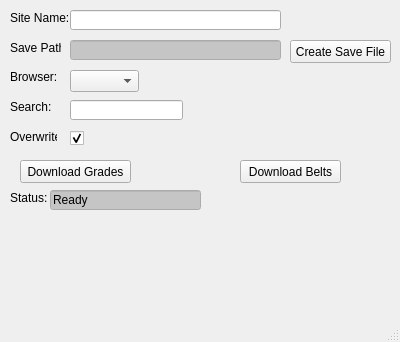
Qt form gui.ui (tcmRyan/DojoMiner) before a commit.
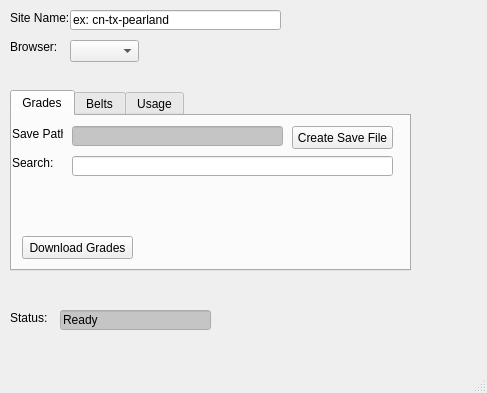
The same form after that commit. The open tabs and pages were chosen to show the change.

Commit message: remove overwrite and repeat options, add in usage reports

What changed in the file:
```diff
--- a/gui.ui
+++ b/gui.ui
@@ -6,229 +6,29 @@
    <rect>
     <x>0</x>
     <y>0</y>
-    <width>400</width>
-    <height>342</height>
+    <width>487</width>
+    <height>393</height>
    </rect>
   </property>
   <property name="windowTitle">
    <string>Dojo Miner</string>
   </property>
   <widget class="QWidget" name="centralwidget">
-   <widget class="QLineEdit" name="search_ln">
-    <property name="geometry">
-     <rect>
-      <x>70</x>
-      <y>100</y>
-      <width>113</width>
-      <height>20</height>
-     </rect>
-    </property>
-   </widget>
    <widget class="QComboBox" name="browser_cb">
     <property name="geometry">
      <rect>
       <x>70</x>
-      <y>70</y>
+      <y>40</y>
       <width>69</width>
       <height>22</height>
      </rect>
     </property>
    </widget>
-   <widget class="QPushButton" name="download_grades_btn">
-    <property name="geometry">
-     <rect>
-      <x>20</x>
-      <y>160</y>
-      <width>111</width>
-      <height>23</height>
-     </rect>
-    </property>
-    <property name="text">
-     <string>Download Grades</string>
-    </property>
-   </widget>
-   <widget class="QLabel" name="save_path_lbl">
-    <property name="geometry">
-     <rect>
-      <x>10</x>
-      <y>40</y>
-      <width>51</width>
-      <height>16</height>
-     </rect>
-    </property>
-    <property name="text">
-     <string>Save Path:</string>
-    </property>
-   </widget>
-   <widget class="QLineEdit" name="save_path_ln">
-    <property name="geometry">
-     <rect>
-      <x>70</x>
-      <y>40</y>
-      <width>211</width>
-      <height>20</height>
-     </rect>
-    </property>
-    <property name="palette">
-     <palette>
-      <active>
-       <colorrole role="Light">
-        <brush brushstyle="SolidPattern">
-         <color alpha="255">
-          <red>185</red>
-          <green>185</green>
-          <blue>185</blue>
-         </color>
-        </brush>
-       </colorrole>
-       <colorrole role="BrightText">
-        <brush brushstyle="SolidPattern">
-         <color alpha="255">
-          <red>191</red>
-          <green>180</green>
-          <blue>175</blue>
-         </color>
-        </brush>
-       </colorrole>
-       <colorrole role="Base">
-        <brush brushstyle="SolidPattern">
-         <color alpha="255">
-          <red>197</red>
-          <green>197</green>
-          <blue>197</blue>
-         </color>
-        </brush>
-       </colorrole>
-       <colorrole role="HighlightedText">
-        <brush brushstyle="SolidPattern">
-         <color alpha="255">
-          <red>212</red>
-          <green>211</green>
-          <blue>210</blue>
-         </color>
-        </brush>
-       </colorrole>
-       <colorrole role="NoRole">
-        <brush brushstyle="SolidPattern">
-         <color alpha="255">
-          <red>208</red>
-          <green>208</green>
-          <blue>208</blue>
-         </color>
-        </brush>
-       </colorrole>
-      </active>
-      <inactive>
-       <colorrole role="Light">
-        <brush brushstyle="SolidPattern">
-         <color alpha="255">
-          <red>185</red>
-          <green>185</green>
-          <blue>185</blue>
-         </color>
-        </brush>
-       </colorrole>
-       <colorrole role="BrightText">
-        <brush brushstyle="SolidPattern">
-         <color alpha="255">
-          <red>191</red>
-          <green>180</green>
-          <blue>175</blue>
-         </color>
-        </brush>
-       </colorrole>
-       <colorrole role="Base">
-        <brush brushstyle="SolidPattern">
-         <color alpha="255">
-          <red>197</red>
-          <green>197</green>
-          <blue>197</blue>
-         </color>
-        </brush>
-       </colorrole>
-       <colorrole role="HighlightedText">
-        <brush brushstyle="SolidPattern">
-         <color alpha="255">
-          <red>212</red>
-          <green>211</green>
-          <blue>210</blue>
-         </color>
-        </brush>
-       </colorrole>
-       <colorrole role="NoRole">
-        <brush brushstyle="SolidPattern">
-         <color alpha="255">
-          <red>208</red>
-          <green>208</green>
-          <blue>208</blue>
-         </color>
-        </brush>
-       </colorrole>
-      </inactive>
-      <disabled>
-       <colorrole role="Light">
-        <brush brushstyle="SolidPattern">
-         <color alpha="255">
-          <red>185</red>
-          <green>185</green>
-          <blue>185</blue>
-         </color>
-        </brush>
-       </colorrole>
-       <colorrole role="BrightText">
-        <brush brushstyle="SolidPattern">
-         <color alpha="255">
-          <red>191</red>
-          <green>180</green>
-          <blue>175</blue>
-         </color>
-        </brush>
-       </colorrole>
-       <colorrole role="Base">
-        <brush brushstyle="SolidPattern">
-         <color alpha="255">
-          <red>240</red>
-          <green>240</green>
-          <blue>240</blue>
-         </color>
-        </brush>
-       </colorrole>
-       <colorrole role="HighlightedText">
-        <brush brushstyle="SolidPattern">
-         <color alpha="255">
-          <red>212</red>
-          <green>211</green>
-          <blue>210</blue>
-         </color>
-        </brush>
-       </colorrole>
-       <colorrole role="NoRole">
-        <brush brushstyle="SolidPattern">
-         <color alpha="255">
-          <red>208</red>
-          <green>208</green>
-          <blue>208</blue>
-         </color>
-        </brush>
-       </colorrole>
-      </disabled>
-     </palette>
-    </property>
-    <property name="mouseTracking">
-     <bool>false</bool>
-    </property>
-    <property name="autoFillBackground">
-     <bool>false</bool>
-    </property>
-    <property name="readOnly">
-     <bool>true</bool>
-    </property>
-   </widget>
    <widget class="QLabel" name="browser_lbl">
     <property name="geometry">
      <rect>
       <x>10</x>
-      <y>70</y>
+      <y>40</y>
       <width>47</width>
       <height>13</height>
      </rect>
@@ -237,66 +37,11 @@
      <string>Browser:</string>
     </property>
    </widget>
-   <widget class="QLabel" name="search_lbl">
-    <property name="geometry">
-     <rect>
-      <x>10</x>
-      <y>100</y>
-      <width>47</width>
-      <height>13</height>
-     </rect>
-    </property>
-    <property name="text">
-     <string>Search:</string>
-    </property>
-   </widget>
-   <widget class="QCheckBox" name="overwrite_chbx">
-    <property name="geometry">
-     <rect>
-      <x>70</x>
-      <y>130</y>
-      <width>21</width>
-      <height>17</height>
-     </rect>
-    </property>
-    <property name="text">
-     <string/>
-    </property>
-    <property name="checked">
-     <bool>true</bool>
-    </property>
-   </widget>
-   <widget class="QLabel" name="overwrite_lbl">
-    <property name="geometry">
-     <rect>
-      <x>10</x>
-      <y>130</y>
-      <width>47</width>
-      <height>13</height>
-     </rect>
-    </property>
-    <property name="text">
-     <string>Overwrite</string>
-    </property>
-   </widget>
-   <widget class="QPushButton" name="save_path_btn">
-    <property name="geometry">
-     <rect>
-      <x>290</x>
-      <y>40</y>
-      <width>101</width>
-      <height>23</height>
-     </rect>
-    </property>
-    <property name="text">
-     <string>Create Save File</string>
-    </property>
-   </widget>
    <widget class="QLabel" name="status_lbl">
     <property name="geometry">
      <rect>
       <x>10</x>
-      <y>190</y>
+      <y>310</y>
       <width>41</width>
       <height>16</height>
      </rect>
@@ -308,8 +53,8 @@
    <widget class="QLineEdit" name="status_ln">
     <property name="geometry">
      <rect>
-      <x>50</x>
-      <y>190</y>
+      <x>60</x>
+      <y>310</y>
       <width>151</width>
       <height>20</height>
      </rect>
@@ -472,17 +217,690 @@
      <bool>true</bool>
     </property>
    </widget>
-   <widget class="QPushButton" name="belts_btn">
+   <widget class="QTabWidget" name="tabWidget">
     <property name="geometry">
      <rect>
-      <x>240</x>
-      <y>160</y>
-      <width>101</width>
-      <height>23</height>
+      <x>10</x>
+      <y>90</y>
+      <width>401</width>
+      <height>181</height>
+     </rect>
+    </property>
+    <property name="currentIndex">
+     <number>2</number>
+    </property>
+    <widget class="QWidget" name="tab">
+     <attribute name="title">
+      <string>Grades</string>
+     </attribute>
+     <widget class="QPushButton" name="download_grades_btn">
+      <property name="geometry">
+       <rect>
+        <x>10</x>
+        <y>120</y>
+        <width>111</width>
+        <height>23</height>
+       </rect>
+      </property>
+      <property name="text">
+       <string>Download Grades</string>
+      </property>
+     </widget>
+     <widget class="QLabel" name="save_path_lbl_2">
+      <property name="geometry">
+       <rect>
+        <x>0</x>
+        <y>10</y>
+        <width>51</width>
+        <height>16</height>
+       </rect>
+      </property>
+      <property name="text">
+       <string>Save Path:</string>
+      </property>
+     </widget>
+     <widget class="QPushButton" name="grades_save_path_btn">
+      <property name="geometry">
+       <rect>
+        <x>280</x>
+        <y>10</y>
+        <width>101</width>
+        <height>23</height>
+       </rect>
+      </property>
+      <property name="text">
+       <string>Create Save File</string>
+      </property>
+     </widget>
+     <widget class="QLineEdit" name="grades_save_path_ln">
+      <property name="geometry">
+       <rect>
+        <x>60</x>
+        <y>10</y>
+        <width>211</width>
+        <height>20</height>
+       </rect>
+      </property>
+      <property name="palette">
+       <palette>
+        <active>
+         <colorrole role="Light">
+          <brush brushstyle="SolidPattern">
+           <color alpha="255">
+            <red>185</red>
+            <green>185</green>
+            <blue>185</blue>
+           </color>
+          </brush>
+         </colorrole>
+         <colorrole role="BrightText">
+          <brush brushstyle="SolidPattern">
+           <color alpha="255">
+            <red>191</red>
+            <green>180</green>
+            <blue>175</blue>
+           </color>
+          </brush>
+         </colorrole>
+         <colorrole role="Base">
+          <brush brushstyle="SolidPattern">
+           <color alpha="255">
+            <red>197</red>
+            <green>197</green>
+            <blue>197</blue>
+           </color>
+          </brush>
+         </colorrole>
+         <colorrole role="HighlightedText">
+          <brush brushstyle="SolidPattern">
+           <color alpha="255">
+            <red>212</red>
+            <green>211</green>
+            <blue>210</blue>
+           </color>
+          </brush>
+         </colorrole>
+         <colorrole role="NoRole">
+          <brush brushstyle="SolidPattern">
+           <color alpha="255">
+            <red>208</red>
+            <green>208</green>
+            <blue>208</blue>
+           </color>
+          </brush>
+         </colorrole>
+        </active>
+        <inactive>
+         <colorrole role="Light">
+          <brush brushstyle="SolidPattern">
+           <color alpha="255">
+            <red>185</red>
+            <green>185</green>
+            <blue>185</blue>
+           </color>
+          </brush>
+         </colorrole>
+         <colorrole role="BrightText">
+          <brush brushstyle="SolidPattern">
+           <color alpha="255">
+            <red>191</red>
+            <green>180</green>
+            <blue>175</blue>
+           </color>
+          </brush>
+         </colorrole>
+         <colorrole role="Base">
+          <brush brushstyle="SolidPattern">
+           <color alpha="255">
+            <red>197</red>
+            <green>197</green>
+            <blue>197</blue>
+           </color>
+          </brush>
+         </colorrole>
+         <colorrole role="HighlightedText">
+          <brush brushstyle="SolidPattern">
+           <color alpha="255">
+            <red>212</red>
+            <green>211</green>
+            <blue>210</blue>
+           </color>
+          </brush>
+         </colorrole>
+         <colorrole role="NoRole">
+          <brush brushstyle="SolidPattern">
+           <color alpha="255">
+            <red>208</red>
+            <green>208</green>
+            <blue>208</blue>
+           </color>
+          </brush>
+         </colorrole>
+        </inactive>
+        <disabled>
+         <colorrole role="Light">
+          <brush brushstyle="SolidPattern">
+           <color alpha="255">
+            <red>185</red>
+            <green>185</green>
+            <blue>185</blue>
+           </color>
+          </brush>
+         </colorrole>
+         <colorrole role="BrightText">
+          <brush brushstyle="SolidPattern">
+           <color alpha="255">
+            <red>191</red>
+            <green>180</green>
+            <blue>175</blue>
+           </color>
+          </brush>
+         </colorrole>
+         <colorrole role="Base">
+          <brush brushstyle="SolidPattern">
+           <color alpha="255">
+            <red>240</red>
+            <green>240</green>
+            <blue>240</blue>
+           </color>
+          </brush>
+         </colorrole>
+         <colorrole role="HighlightedText">
+          <brush brushstyle="SolidPattern">
+           <color alpha="255">
+            <red>212</red>
+            <green>211</green>
+            <blue>210</blue>
+           </color>
+          </brush>
+         </colorrole>
+         <colorrole role="NoRole">
+          <brush brushstyle="SolidPattern">
+           <color alpha="255">
+            <red>208</red>
+            <green>208</green>
+            <blue>208</blue>
+           </color>
+          </brush>
+         </colorrole>
+        </disabled>
+       </palette>
+      </property>
+      <property name="mouseTracking">
+       <bool>false</bool>
+      </property>
+      <property name="autoFillBackground">
+       <bool>false</bool>
+      </property>
+      <property name="readOnly">
+       <bool>true</bool>
+      </property>
+     </widget>
+     <widget class="QLabel" name="search_lbl">
+      <property name="geometry">
+       <rect>
+        <x>0</x>
+        <y>40</y>
+        <width>47</width>
+        <height>13</height>
+       </rect>
+      </property>
+      <property name="text">
+       <string>Search:</string>
+      </property>
+     </widget>
+     <widget class="QLineEdit" name="search_ln">
+      <property name="geometry">
+       <rect>
+        <x>60</x>
+        <y>40</y>
+        <width>321</width>
+        <height>20</height>
+       </rect>
+      </property>
+     </widget>
+    </widget>
+    <widget class="QWidget" name="tab_2">
+     <attribute name="title">
+      <string>Belts</string>
+     </attribute>
+     <widget class="QPushButton" name="belts_btn">
+      <property name="geometry">
+       <rect>
+        <x>10</x>
+        <y>120</y>
+        <width>101</width>
+        <height>23</height>
+       </rect>
+      </property>
+      <property name="text">
+       <string>Download Belts</string>
+      </property>
+     </widget>
+     <widget class="QLabel" name="save_path_lbl_3">
+      <property name="geometry">
+       <rect>
+        <x>0</x>
+        <y>10</y>
+        <width>51</width>
+        <height>16</height>
+       </rect>
+      </property>
+      <property name="text">
+       <string>Save Path:</string>
+      </property>
+     </widget>
+     <widget class="QPushButton" name="belts_save_path_btn">
+      <property name="geometry">
+       <rect>
+        <x>280</x>
+        <y>10</y>
+        <width>101</width>
+        <height>23</height>
+       </rect>
+      </property>
+      <property name="text">
+       <string>Create Save File</string>
+      </property>
+     </widget>
+     <widget class="QLineEdit" name="belts_save_path_ln">
+      <property name="geometry">
+       <rect>
+        <x>60</x>
+        <y>10</y>
+        <width>211</width>
+        <height>20</height>
+       </rect>
+      </property>
+      <property name="palette">
+       <palette>
+        <active>
+         <colorrole role="Light">
+          <brush brushstyle="SolidPattern">
+           <color alpha="255">
+            <red>185</red>
+            <green>185</green>
+            <blue>185</blue>
+           </color>
+          </brush>
+         </colorrole>
+         <colorrole role="BrightText">
+          <brush brushstyle="SolidPattern">
+           <color alpha="255">
+            <red>191</red>
+            <green>180</green>
+            <blue>175</blue>
+           </color>
+          </brush>
+         </colorrole>
+         <colorrole role="Base">
+          <brush brushstyle="SolidPattern">
+           <color alpha="255">
+            <red>197</red>
+            <green>197</green>
+            <blue>197</blue>
+           </color>
+          </brush>
+         </colorrole>
+         <colorrole role="HighlightedText">
+          <brush brushstyle="SolidPattern">
+           <color alpha="255">
+            <red>212</red>
+            <green>211</green>
+            <blue>210</blue>
+           </color>
+          </brush>
+         </colorrole>
+         <colorrole role="NoRole">
+          <brush brushstyle="SolidPattern">
+           <color alpha="255">
+            <red>208</red>
+            <green>208</green>
+            <blue>208</blue>
+           </color>
+          </brush>
+         </colorrole>
+        </active>
+        <inactive>
+         <colorrole role="Light">
+          <brush brushstyle="SolidPattern">
+           <color alpha="255">
+            <red>185</red>
+            <green>185</green>
+            <blue>185</blue>
+           </color>
+          </brush>
+         </colorrole>
+         <colorrole role="BrightText">
+          <brush brushstyle="SolidPattern">
+           <color alpha="255">
+            <red>191</red>
+            <green>180</green>
+            <blue>175</blue>
+           </color>
+          </brush>
+         </colorrole>
+         <colorrole role="Base">
+          <brush brushstyle="SolidPattern">
+           <color alpha="255">
+            <red>197</red>
+            <green>197</green>
+            <blue>197</blue>
+           </color>
+          </brush>
+         </colorrole>
+         <colorrole role="HighlightedText">
+          <brush brushstyle="SolidPattern">
+           <color alpha="255">
+            <red>212</red>
+            <green>211</green>
+            <blue>210</blue>
+           </color>
+          </brush>
+         </colorrole>
+         <colorrole role="NoRole">
+          <brush brushstyle="SolidPattern">
+           <color alpha="255">
+            <red>208</red>
+            <green>208</green>
+            <blue>208</blue>
+           </color>
+          </brush>
+         </colorrole>
+        </inactive>
+        <disabled>
+         <colorrole role="Light">
+          <brush brushstyle="SolidPattern">
+           <color alpha="255">
+            <red>185</red>
+            <green>185</green>
+            <blue>185</blue>
+           </color>
+          </brush>
+         </colorrole>
+         <colorrole role="BrightText">
+          <brush brushstyle="SolidPattern">
+           <color alpha="255">
+            <red>191</red>
+            <green>180</green>
+            <blue>175</blue>
+           </color>
+          </brush>
+         </colorrole>
+         <colorrole role="Base">
+          <brush brushstyle="SolidPattern">
+           <color alpha="255">
+            <red>240</red>
+            <green>240</green>
+            <blue>240</blue>
+           </color>
+          </brush>
+         </colorrole>
+         <colorrole role="HighlightedText">
+          <brush brushstyle="SolidPattern">
+           <color alpha="255">
+            <red>212</red>
+            <green>211</green>
+            <blue>210</blue>
+           </color>
+          </brush>
+         </colorrole>
+         <colorrole role="NoRole">
+          <brush brushstyle="SolidPattern">
+           <color alpha="255">
+            <red>208</red>
+            <green>208</green>
+            <blue>208</blue>
+           </color>
+          </brush>
+         </colorrole>
+        </disabled>
+       </palette>
+      </property>
+      <property name="mouseTracking">
+       <bool>false</bool>
+      </property>
+      <property name="autoFillBackground">
+       <bool>false</bool>
+      </property>
+      <property name="readOnly">
+       <bool>true</bool>
+      </property>
+     </widget>
+    </widget>
+    <widget class="QWidget" name="tab_3">
+     <attribute name="title">
+      <string>Usage</string>
+     </attribute>
+     <widget class="QLabel" name="save_path_lbl_4">
+      <property name="geometry">
+       <rect>
+        <x>0</x>
+        <y>10</y>
+        <width>51</width>
+        <height>16</height>
+       </rect>
+      </property>
+      <property name="text">
+       <string>Save Path:</string>
+      </property>
+     </widget>
+     <widget class="QPushButton" name="usages_save_path_btn">
+      <property name="geometry">
+       <rect>
+        <x>280</x>
+        <y>10</y>
+        <width>101</width>
+        <height>23</height>
+       </rect>
+      </property>
+      <property name="text">
+       <string>Create Save File</string>
+      </property>
+     </widget>
+     <widget class="QLineEdit" name="usages_save_path_ln">
+      <property name="geometry">
+       <rect>
+        <x>60</x>
+        <y>10</y>
+        <width>211</width>
+        <height>20</height>
+       </rect>
+      </property>
+      <property name="palette">
+       <palette>
+        <active>
+         <colorrole role="Light">
+          <brush brushstyle="SolidPattern">
+           <color alpha="255">
+            <red>185</red>
+            <green>185</green>
+            <blue>185</blue>
+           </color>
+          </brush>
+         </colorrole>
+         <colorrole role="BrightText">
+          <brush brushstyle="SolidPattern">
+           <color alpha="255">
+            <red>191</red>
+            <green>180</green>
+            <blue>175</blue>
+           </color>
+          </brush>
+         </colorrole>
+         <colorrole role="Base">
+          <brush brushstyle="SolidPattern">
+           <color alpha="255">
+            <red>197</red>
+            <green>197</green>
+            <blue>197</blue>
+           </color>
+          </brush>
+         </colorrole>
+         <colorrole role="HighlightedText">
+          <brush brushstyle="SolidPattern">
+           <color alpha="255">
+            <red>212</red>
+            <green>211</green>
+            <blue>210</blue>
+           </color>
+          </brush>
+         </colorrole>
+         <colorrole role="NoRole">
+          <brush brushstyle="SolidPattern">
+           <color alpha="255">
+            <red>208</red>
+            <green>208</green>
+            <blue>208</blue>
+           </color>
+          </brush>
+         </colorrole>
+        </active>
+        <inactive>
+         <colorrole role="Light">
+          <brush brushstyle="SolidPattern">
+           <color alpha="255">
+            <red>185</red>
+            <green>185</green>
+            <blue>185</blue>
+           </color>
+          </brush>
+         </colorrole>
+         <colorrole role="BrightText">
+          <brush brushstyle="SolidPattern">
+           <color alpha="255">
+            <red>191</red>
+            <green>180</green>
+            <blue>175</blue>
+           </color>
+          </brush>
+         </colorrole>
+         <colorrole role="Base">
+          <brush brushstyle="SolidPattern">
+           <color alpha="255">
+            <red>197</red>
+            <green>197</green>
+            <blue>197</blue>
+           </color>
+          </brush>
+         </colorrole>
+         <colorrole role="HighlightedText">
+          <brush brushstyle="SolidPattern">
+           <color alpha="255">
+            <red>212</red>
+            <green>211</green>
+            <blue>210</blue>
+           </color>
+          </brush>
+         </colorrole>
+         <colorrole role="NoRole">
+          <brush brushstyle="SolidPattern">
+           <color alpha="255">
+            <red>208</red>
+            <green>208</green>
+            <blue>208</blue>
+           </color>
+          </brush>
+         </colorrole>
+        </inactive>
+        <disabled>
+         <colorrole role="Light">
+          <brush brushstyle="SolidPattern">
+           <color alpha="255">
+            <red>185</red>
+            <green>185</green>
+            <blue>185</blue>
+           </color>
+          </brush>
+         </colorrole>
+         <colorrole role="BrightText">
+          <brush brushstyle="SolidPattern">
+           <color alpha="255">
+            <red>191</red>
+            <green>180</green>
+            <blue>175</blue>
+           </color>
+          </brush>
+         </colorrole>
+         <colorrole role="Base">
+          <brush brushstyle="SolidPattern">
+           <color alpha="255">
+            <red>240</red>
+            <green>240</green>
+            <blue>240</blue>
+           </color>
+          </brush>
+         </colorrole>
+         <colorrole role="HighlightedText">
+          <brush brushstyle="SolidPattern">
+           <color alpha="255">
+            <red>212</red>
+            <green>211</green>
+            <blue>210</blue>
+           </color>
+          </brush>
+         </colorrole>
+         <colorrole role="NoRole">
+          <brush brushstyle="SolidPattern">
+           <color alpha="255">
+            <red>208</red>
+            <green>208</green>
+            <blue>208</blue>
+           </color>
+          </brush>
+         </colorrole>
+        </disabled>
+       </palette>
+      </property>
+      <property name="mouseTracking">
+       <bool>false</bool>
+      </property>
+      <property name="autoFillBackground">
+       <bool>false</bool>
+      </property>
+      <property name="readOnly">
+       <bool>true</bool>
+      </property>
+     </widget>
+     <widget class="QPushButton" name="usages_btn">
+      <property name="geometry">
+       <rect>
+        <x>10</x>
+        <y>120</y>
+        <width>101</width>
+        <height>23</height>
+       </rect>
+      </property>
+      <property name="text">
+       <string>Download Usage</string>
+      </property>
+     </widget>
+     <widget class="QCheckBox" name="excel_chbx">
+      <property name="geometry">
+       <rect>
+        <x>280</x>
+        <y>40</y>
+        <width>91</width>
+        <height>17</height>
+       </rect>
+      </property>
+      <property name="text">
+       <string>Excel Format</string>
+      </property>
+     </widget>
+    </widget>
+   </widget>
+   <widget class="QLineEdit" name="site_ln">
+    <property name="geometry">
+     <rect>
+      <x>70</x>
+      <y>10</y>
+      <width>211</width>
+      <height>20</height>
      </rect>
     </property>
     <property name="text">
-     <string>Download Belts</string>
+     <string>ex: cn-tx-pearland</string>
     </property>
    </widget>
    <widget class="QLabel" name="site_lbl">
@@ -498,16 +916,6 @@
      <string>Site Name:</string>
     </property>
    </widget>
-   <widget class="QLineEdit" name="site_ln">
-    <property name="geometry">
-     <rect>
-      <x>70</x>
-      <y>10</y>
-      <width>211</width>
-      <height>20</height>
-     </rect>
-    </property>
-   </widget>
   </widget>
   <widget class="QStatusBar" name="statusbar">
    <property name="enabled">
```
The commit also changes 8 other files.
